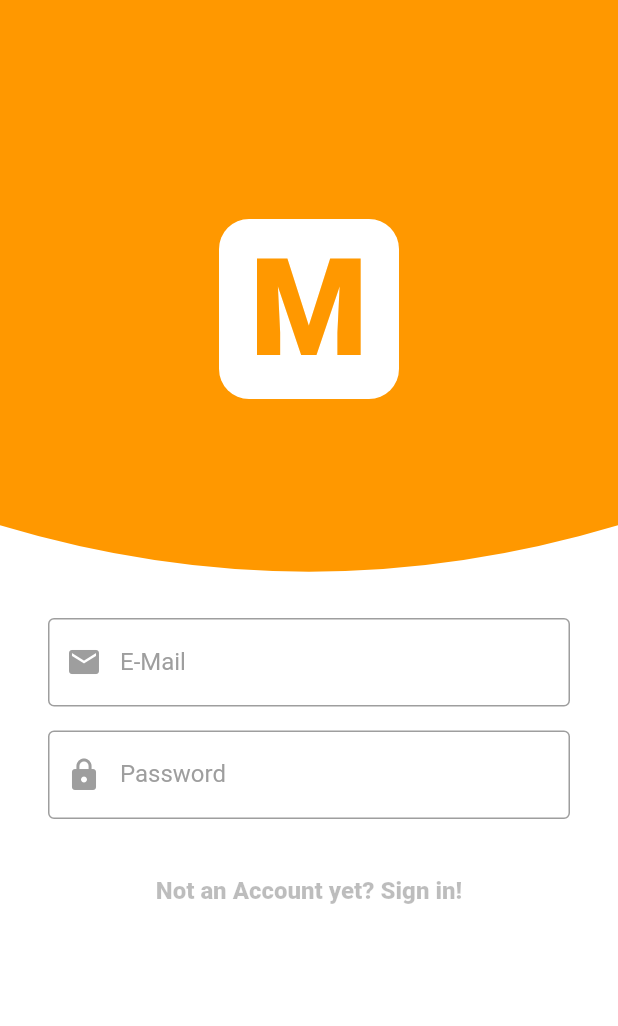
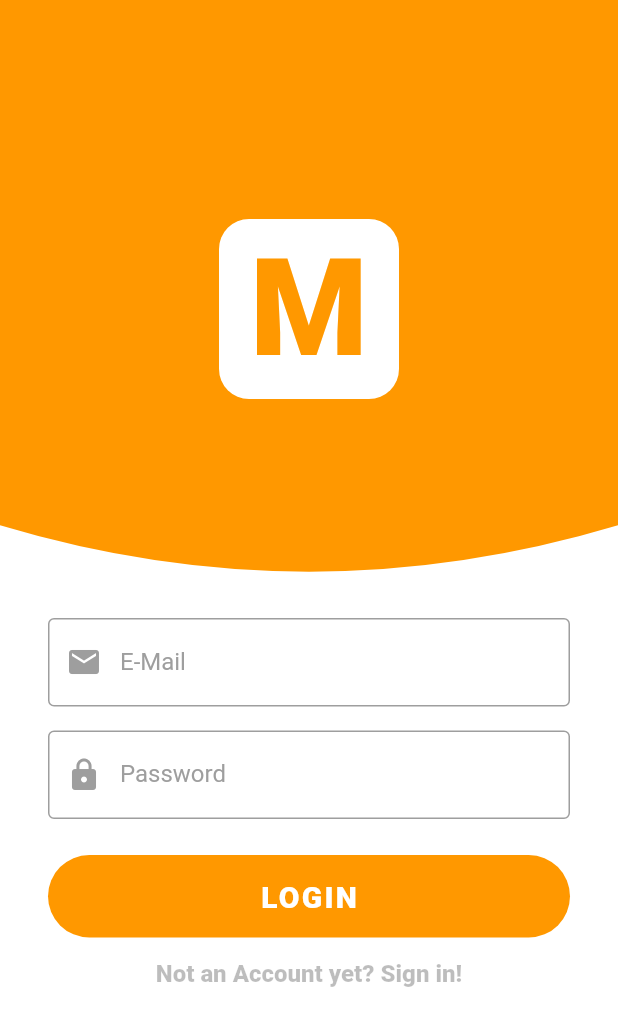
Before and after one commit to xxavarlonxx/mymoviedb_flutter, a Flutter app: the screen it shows after launch, on a phone screen of 412 x 824 dp. Shown: the top 1026 px of the screen. Run offline on Flutter 3.47's test engine with Material 2 defaults, Android fonts, the phone set to English and light mode, and no system bars; our stand-ins replace flutter_spinkit, simple_animations.

Commit message:
Login Button Animation

```diff
--- a/lib/main.dart
+++ b/lib/main.dart
@@ -13,7 +13,10 @@ class MyApp extends StatelessWidget {
       theme: ThemeData(
         primaryColor: Colors.orange
       ),
-      home: LoginScreen()
+      initialRoute: 'login',
+      routes: {
+        'login': (_) => LoginScreen()
+      },
     );
   }
 }
--- a/lib/screens/login_screen.dart
+++ b/lib/screens/login_screen.dart
@@ -12,13 +12,16 @@ class _LoginScreenState extends State<LoginScreen> with TickerProviderStateMixin
 
 
 
-  AnimationController _widthController;
-  AnimationController _fadeOutController;
-  AnimationController _fadeInController;
-  Animation<double> _widthAnimation;
-  Animation<double> _fadeOutAnimation;
-  Animation<double> _fadeInAnimation;
+  //AnimationController controller;
+  Animation animation;
+  //AnimationController _fadeOutController;
+  //AnimationController _fadeInController;
+  //Animation<double> _widthAnimation;
+  //Animation<double> _fadeOutAnimation;
+  //Animation<double> _fadeInAnimation;
 
+  GlobalKey globalKey = GlobalKey();
+  double buttonWidth = double.infinity;
 
   final FocusNode _emailFocusNode = FocusNode();
   final FocusNode _passwordFocusNode = FocusNode();
@@ -27,16 +30,26 @@ class _LoginScreenState extends State<LoginScreen> with TickerProviderStateMixin
   String emailValue = '';
   String passwordValue = '';
 
-  @override
+  /*@override
   void initState() {
     super.initState();
-    _widthController = AnimationController(vsync: this, duration: Duration(milliseconds: 600));
-    _widthAnimation = Tween<double>(begin: 200, end: 50).animate(_widthController);
+    controller = AnimationController(vsync: this, duration: Duration(seconds: 1));
+    controller.addListener((){
+      print(animation.value);
+      setState(() {
 
-    _fadeOutController = AnimationController(vsync: this, duration: Duration(milliseconds: 300));
-    _fadeOutAnimation = Tween<double>(begin: 100, end: 0).animate(_fadeOutController);
+      });
+    });
 
-  }
+    animation = Tween<double>(begin: double.infinity, end: 50).animate(controller);
+
+    //controller.forward();
+    //_widthAnimation = Tween<double>(begin: 200, end: 50).animate(_widthController);
+
+    //_fadeOutController = AnimationController(vsync: this, duration: Duration(milliseconds: 300));
+    //_fadeOutAnimation = Tween<double>(begin: 100, end: 0).animate(_fadeOutController);
+
+  }*/
 
 
   @override
@@ -49,6 +62,8 @@ class _LoginScreenState extends State<LoginScreen> with TickerProviderStateMixin
             children: <Widget>[
               _buildLoginHeader(MediaQuery.of(context).size.height),
               _buildLoginForm(),
+              _buildLoginButton(),
+              _buildSigninButton()
             ],
           ),
         ),
@@ -68,7 +83,7 @@ class _LoginScreenState extends State<LoginScreen> with TickerProviderStateMixin
               height: 120.0,
               width: 120.0,
               child: Center(
-                child: Text('M', style: TextStyle(fontSize: 90, color: Colors.orange, fontWeight: FontWeight.w900),),
+                child: Text('M', style: TextStyle(fontSize: 90.0, color: Colors.orange, fontWeight: FontWeight.w900),),
               ),
               decoration: BoxDecoration(
                 borderRadius: BorderRadius.circular(20),
@@ -90,8 +105,8 @@ class _LoginScreenState extends State<LoginScreen> with TickerProviderStateMixin
           SizedBox(height: 16),
           _buildPasswordTextfield(),
           SizedBox(height: 24.0,),
-          _buildLoginButton(),
-          _buildSigninButton(),
+          //_buildLoginButton(),
+          //_buildSigninButton(),
         ],
       ),
     );
@@ -149,6 +164,7 @@ class _LoginScreenState extends State<LoginScreen> with TickerProviderStateMixin
       },
       onSubmitted: (_){
         login();
+
       },
       focusNode: _passwordFocusNode,
       controller: _controller,
@@ -182,27 +198,48 @@ class _LoginScreenState extends State<LoginScreen> with TickerProviderStateMixin
   }
 
   Widget _buildLoginButton(){
-    return AnimatedBuilder(
-      animation: _widthController,
-      builder: (context, child) => Transform.scale(scale: _widthController.value),
+    return  Padding(
+        padding: const EdgeInsets.symmetric(horizontal: 32.0),
+        child: Container(
+          key: globalKey,
+          width: buttonWidth,
           child: FlatButton(onPressed: (){
                 //login();
-        _widthController.forward();
+                setState(() {
+                  isLoading = true;
+                });
+                animateButton();
               },
                 child: isLoading ? _buildLoadingCircle() : Text('LOGIN', style: TextStyle(color: Colors.white, fontSize: 20, fontWeight: FontWeight.w900, letterSpacing: 1.5),),
                 shape: RoundedRectangleBorder(
-            borderRadius: BorderRadius.circular(40)
+                    borderRadius: BorderRadius.circular(100)
                 ),
-        padding: EdgeInsets.symmetric(vertical: 16),
+                padding: EdgeInsets.all(16.0),
                 color: Theme.of(context).primaryColor,
+          ),
         ),
     );
   }
 
+  animateButton(){
+    double initialWidth = globalKey.currentContext.size.width;
+    var controller = AnimationController(vsync: this, duration: Duration(milliseconds: 300));
+    animation = Tween(begin: initialWidth, end: 72.0).animate(controller);
+
+    animation.addListener((){
+      setState(() {
+        buttonWidth = animation.value;
+        print(buttonWidth);
+      });
+    });
+
+    controller.forward();
+  }
+
   Widget _buildLoadingCircle(){
-    return SpinKitDualRing(
+    return SpinKitCircle(
       color: Colors.white,
-      size: 20.0,
+      size: 40.0,
     );
   }
 
```
Lines whose indentation alone changed are shown as unchanged.
